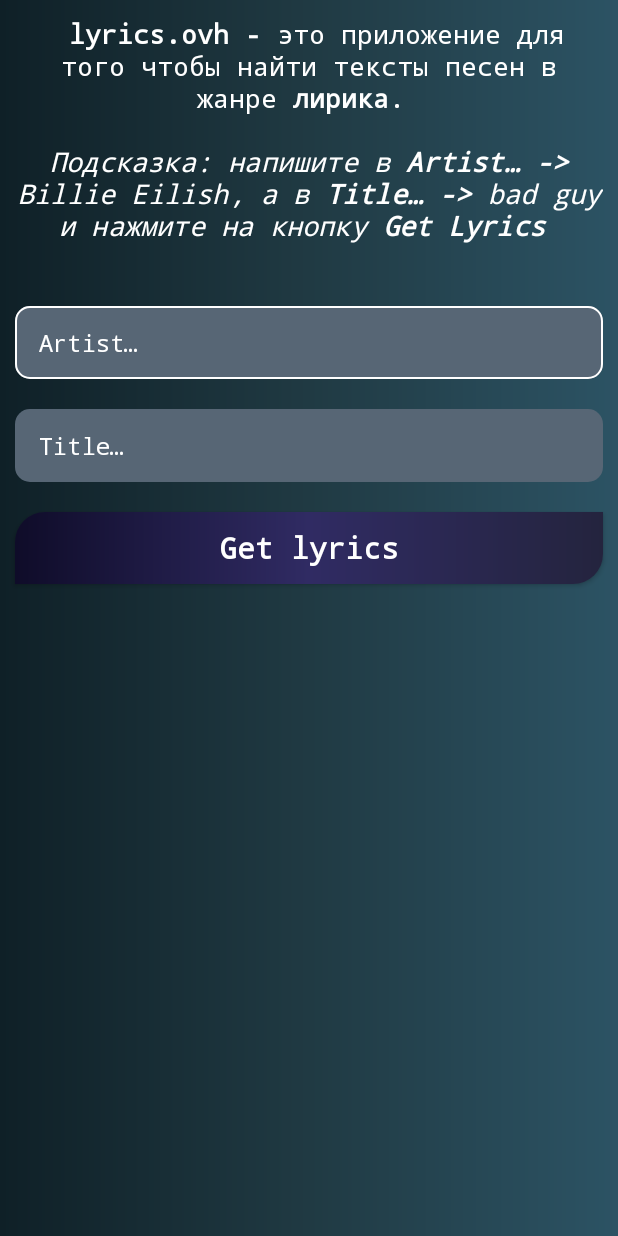
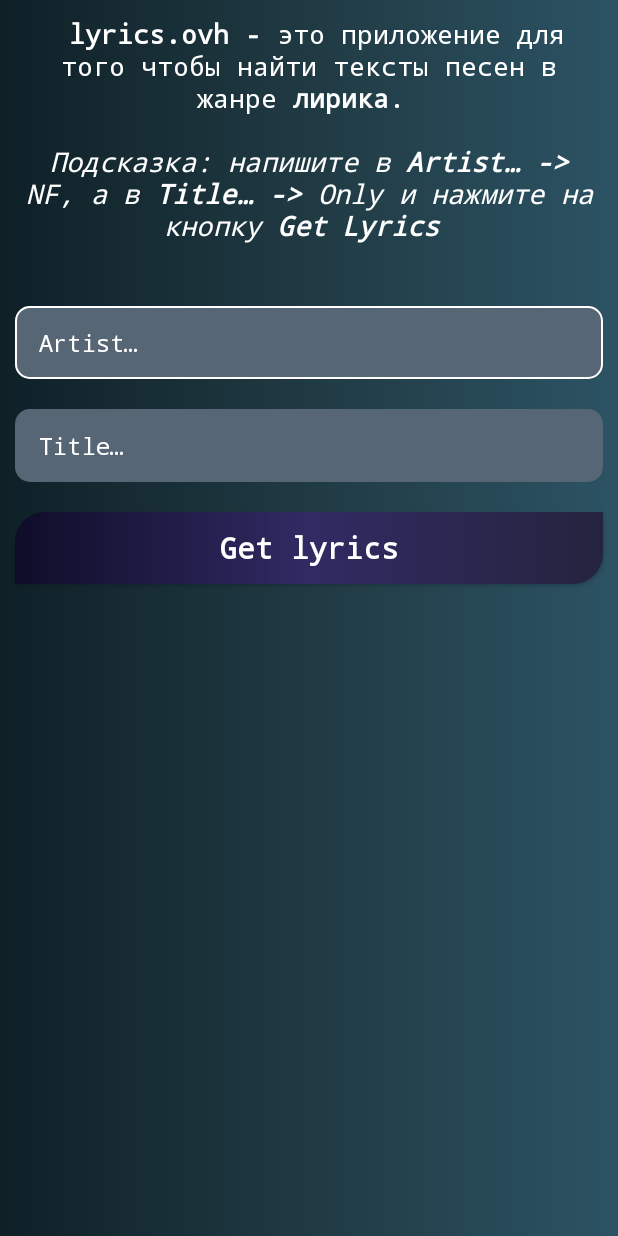
Before and after one commit to TheAlisher/lyrics.ovhApp, an Android app: the screen it shows after launch (MainActivity), on a phone screen of 412 x 824 dp. Run offline under Robolectric (Android 15) with nearby library versions, the phone set to English and light mode, and no system bars.

Commit message:
minor changes

```diff
--- a/app/src/main/res/values/strings.xml
+++ b/app/src/main/res/values/strings.xml
@@ -1,10 +1,10 @@
 <resources>
-    <string name="app_name">lyrics.ovh App</string>
+    <string name="app_name">lyrics.ovh</string>
 
     <string name="text_main_onboard">
         <b>lyrics.ovh -</b> это приложение для того чтобы найти тексты песен в жанре <b>лирика</b>.
         \n
-        \n<i>Подсказка: напишите в<b> Artist… -> </b>Billie Eilish, а в<b> Title… -> </b>bad guy
+        \n<i>Подсказка: напишите в<b> Artist… -> </b>NF, а в<b> Title… -> </b>Only
         и нажмите на кнопку <b>Get Lyrics</b></i>
         \n
     </string>
```
